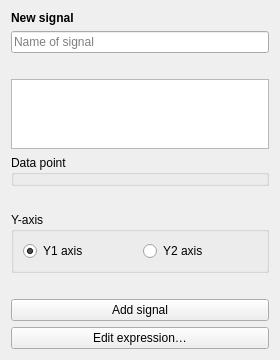
Above: src/dialogs/signaleditorpanel.ui from ModbusScope/ModbusScope before the change. Below: the same form after it.
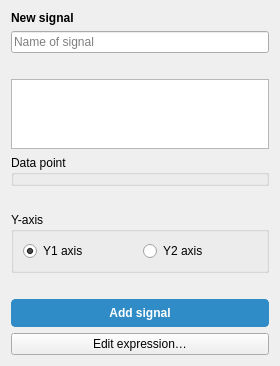
That is the form after the change.

Commit message: Emphasize the Add signal button

Diff of the .ui file:
```diff
--- a/src/dialogs/signaleditorpanel.ui
+++ b/src/dialogs/signaleditorpanel.ui
@@ -127,6 +127,13 @@
    </item>
    <item>
     <widget class="QPushButton" name="btnAdd">
+     <property name="styleSheet">
+      <string notr="true">QPushButton { background-color: palette(highlight); color: palette(highlighted-text); border: 1px solid palette(highlight); border-radius: 4px; padding: 6px 12px; font-weight: bold; }
+QPushButton:hover { border-color: palette(dark); }
+QPushButton:focus { border: 2px solid palette(dark); }
+QPushButton:pressed { background-color: palette(dark); border-color: palette(dark); }
+QPushButton:disabled { background-color: palette(button); color: palette(mid); border-color: palette(mid); }</string>
+     </property>
      <property name="text">
       <string>Add signal</string>
      </property>
```
